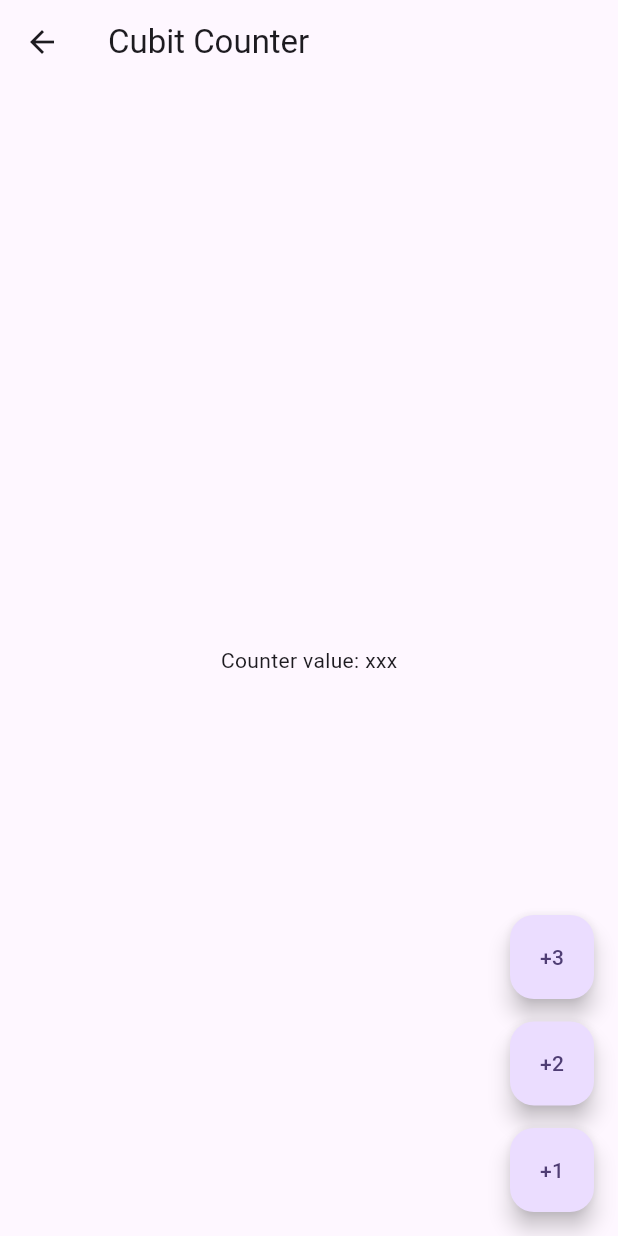
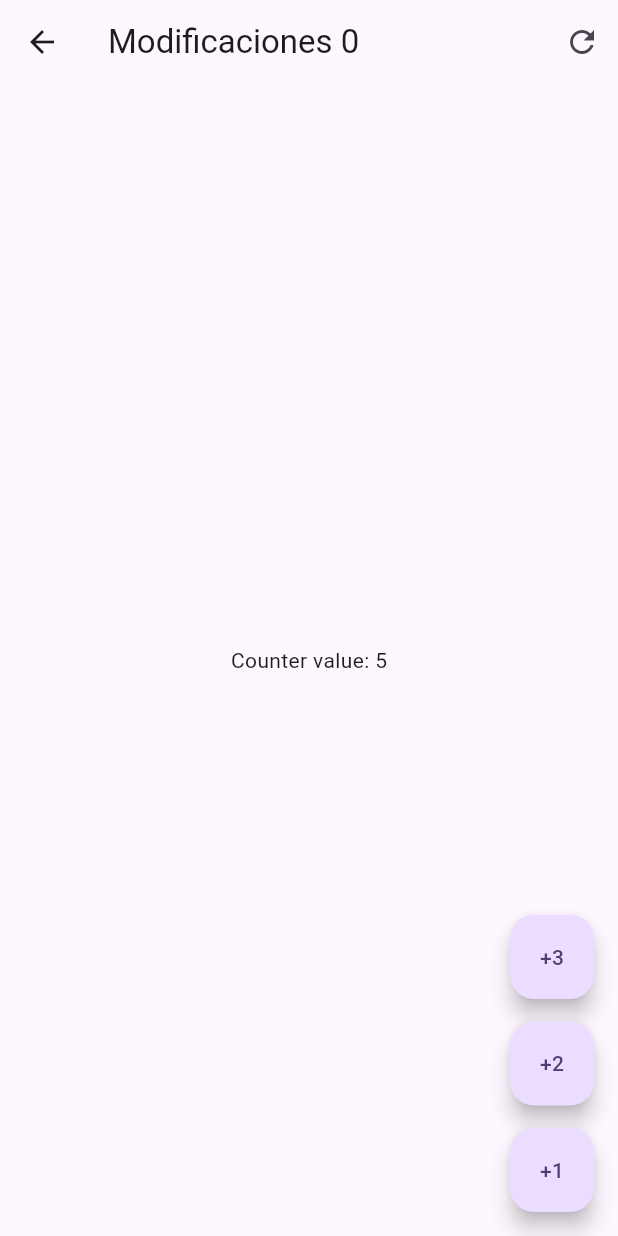
Before and after one commit to Dave-Gom/forms_app, a Flutter app: the screen it shows after launch, after a tap on "Cubits", on a phone screen of 412 x 824 dp. Run offline on Flutter 3.47's test engine with Material 3 defaults, Android fonts, the phone set to English and light mode, and no system bars; our stand-ins replace equatable, flutter_bloc, go_router.

Commit message:
pruebas listas

```diff
--- /dev/null
+++ b/lib/presentation/bloc/counter_cubit/counter_state.dart
@@ -0,0 +1,15 @@
+part of 'counter_cubit.dart';
+
+class CounterState extends Equatable {
+  final int counter;
+  final int transactionCount;
+
+  const CounterState({this.counter = 0, this.transactionCount = 0});
+
+  copyWith({int? counter, int? transactionCount}) => CounterState(
+      counter: counter ?? this.counter,
+      transactionCount: transactionCount ?? this.transactionCount);
+
+  @override
+  List<Object> get props => [counter, transactionCount];
+}
--- a/lib/presentation/screens/cubit_counter_screen.dart
+++ b/lib/presentation/screens/cubit_counter_screen.dart
@@ -1,23 +1,61 @@
 import 'package:flutter/material.dart';
+import 'package:flutter_bloc/flutter_bloc.dart';
+import 'package:forms_app/presentation/bloc/counter_cubit/counter_cubit.dart';
 
 class CubitCounterScreen extends StatelessWidget {
   const CubitCounterScreen({super.key});
 
   @override
   Widget build(BuildContext context) {
+    return BlocProvider(
+      create: (_) => CounterCubit(),
+      child: const _CubitCounterView(),
+    );
+  }
+}
+
+class _CubitCounterView extends StatelessWidget {
+  const _CubitCounterView({
+    super.key,
+  });
+
+  void increaseValue(BuildContext context, [int value = 1]) {
+    context.read<CounterCubit>().increaseBy(value);
+  }
+
+  @override
+  Widget build(BuildContext context) {
+    final counterState = context.watch<CounterCubit>().state;
+
     return Scaffold(
       appBar: AppBar(
-        title: const Text("Cubit Counter"),
+        title: context.select((CounterCubit value) =>
+            Text("Modificaciones ${value.state.transactionCount}")),
+        actions: [
+          IconButton(
+              onPressed: () {
+                context.read<CounterCubit>().reset();
+              },
+              icon: const Icon(Icons.refresh_outlined))
+        ],
       ),
-      body: const Center(
-        child: Text("Counter value: xxx"),
+      body: BlocBuilder<CounterCubit, CounterState>(
+        // buildWhen: (previous, current) => previous.counter != current.counter,
+        builder: (context, state) {
+          print("El contador cambio");
+          return Center(
+            child: Text("Counter value: ${state.counter}"),
+          );
+        },
       ),
       floatingActionButton:
           Column(mainAxisAlignment: MainAxisAlignment.end, children: [
         FloatingActionButton(
           heroTag: '3',
           child: const Text('+3'),
-          onPressed: () {},
+          onPressed: () {
+            increaseValue(context, 3);
+          },
         ),
         const SizedBox(
           height: 15,
@@ -25,7 +63,9 @@ class CubitCounterScreen extends StatelessWidget {
         FloatingActionButton(
           heroTag: '2',
           child: const Text('+2'),
-          onPressed: () {},
+          onPressed: () {
+            increaseValue(context, 2);
+          },
         ),
         const SizedBox(
           height: 15,
@@ -33,7 +73,9 @@ class CubitCounterScreen extends StatelessWidget {
         FloatingActionButton(
           heroTag: '1',
           child: const Text('+1'),
-          onPressed: () {},
+          onPressed: () {
+            increaseValue(context);
+          },
         ),
       ]),
     );
--- a/pubspec.yaml
+++ b/pubspec.yaml
@@ -36,6 +36,8 @@ dependencies:
   # Use with the CupertinoIcons class for iOS style icons.
   cupertino_icons: ^1.0.2
   go_router: ^14.1.1
+  flutter_bloc: ^8.1.5
+  equatable: ^2.0.5
 
 dev_dependencies:
   flutter_test:
```
Also changed, not shown: lib/presentation/bloc/counter_cubit/counter_cubit.dart (added, +18 -0 lines), pubspec.lock.
